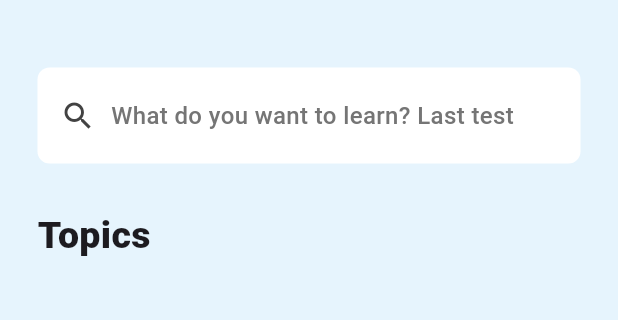
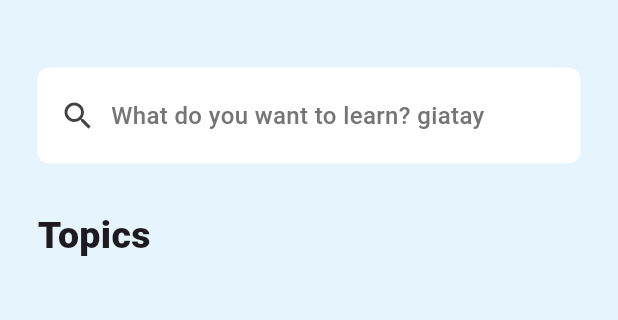
Before and after one commit to viancie/quizzard, a Flutter app: the screen it shows after launch, on a phone screen of 412 x 824 dp, the part 84-404 px from its top. Run offline on Flutter 3.47's test engine with Material 3 defaults, Android fonts, the phone set to English and light mode, and no system bars.

Commit message:
sana ngayong pasko

```diff
--- a/lib/components/search_button.dart
+++ b/lib/components/search_button.dart
@@ -23,7 +23,7 @@ class SearchButton extends StatelessWidget {
             width: 10,
           ),
           Text(
-            "What do you want to learn? Last test",
+            "What do you want to learn? giatay",
             style: TextStyle(
                 color: Colors.grey[600],
                 fontSize: 16,
```
